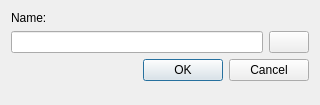
RetroShare/RetroShare, file retroshare-gui/src/gui/settings/NewTag.ui: the form before one commit.
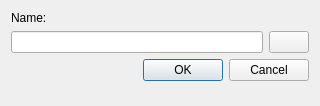
The form after the commit.

What changed in the file:
```diff
--- a/retroshare-gui/src/gui/settings/NewTag.ui
+++ b/retroshare-gui/src/gui/settings/NewTag.ui
@@ -7,13 +7,13 @@
     <x>0</x>
     <y>0</y>
     <width>320</width>
-    <height>105</height>
+    <height>106</height>
    </rect>
   </property>
   <property name="windowTitle">
    <string>New Tag</string>
   </property>
-  <layout class="QGridLayout" name="gridLayout_2">
+  <layout class="QGridLayout">
    <item row="0" column="0">
     <layout class="QGridLayout" name="gridLayout">
      <item row="0" column="1" colspan="5">
@@ -75,7 +75,7 @@
     </layout>
    </item>
    <item row="1" column="0">
-    <spacer name="verticalSpacer">
+    <spacer name="mainVSpacer">
      <property name="orientation">
       <enum>Qt::Vertical</enum>
      </property>
```
Left out of the diff: 8 changed lines with no effect on the pictures.
